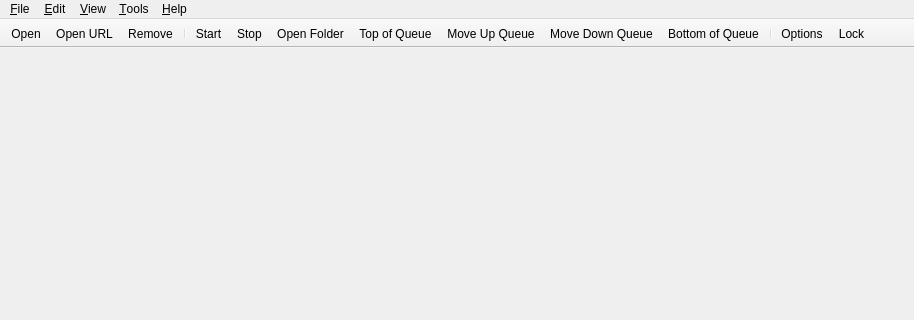
Before: the Qt Designer form src/gui/mainwindow.ui in ArturoOC24/qBittorrent, drawn with Qt 5; both pictures show x 0 to 914 and y 0 to 320 of the 914 by 563 pixel window.
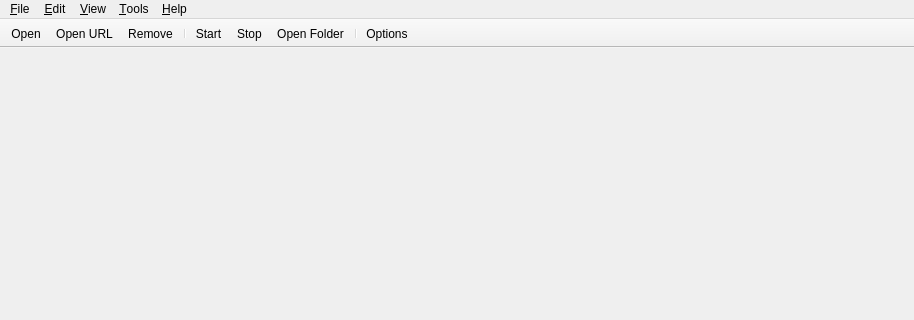
After: the same form once the commit is applied.

Commit message: Phase 2 remaining + piece map widget (Phase 1.8)

```diff
--- a/src/gui/mainwindow.ui
+++ b/src/gui/mainwindow.ui
@@ -151,13 +151,8 @@
    <addaction name="actionStart"/>
    <addaction name="actionStop"/>
    <addaction name="actionOpenDestinationFolder"/>
-   <addaction name="actionTopQueuePos"/>
-   <addaction name="actionIncreaseQueuePos"/>
-   <addaction name="actionDecreaseQueuePos"/>
-   <addaction name="actionBottomQueuePos"/>
    <addaction name="separator"/>
    <addaction name="actionOptions"/>
-   <addaction name="actionLock"/>
   </widget>
   <widget class="QStatusBar" name="statusBar"/>
   <action name="actionOpen">
```
The commit also changes 6 other files.
